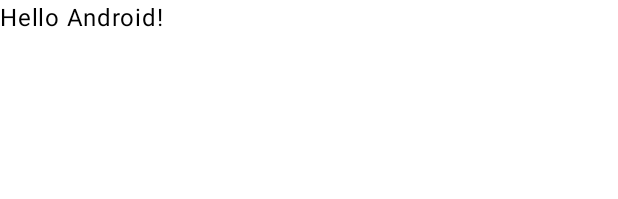
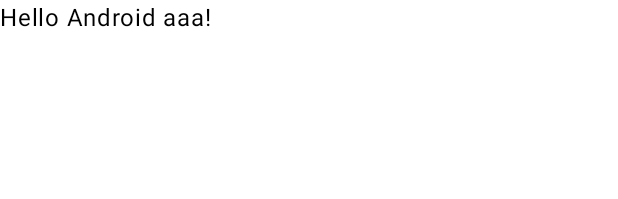
Before and after one commit to OMOCHInoHOSHI/example2_jet, an Android app built with Jetpack Compose: the @Preview function GreetingPreview, on a phone screen of 412 x 824 dp. Shown: the top 199 px of the screen. Run offline under Robolectric (Android 15) with nearby library versions, the phone set to English and light mode, and no system bars.

Commit message:
tex = "aaa"

```diff
--- a/app/src/main/java/com/example/example2_jet/MainActivity.kt
+++ b/app/src/main/java/com/example/example2_jet/MainActivity.kt
@@ -41,7 +41,9 @@ fun Greeting(name: String, modifier: Modifier = Modifier) {
 @Preview(showBackground = true)
 @Composable
 fun GreetingPreview() {
+    //こんにちは
+    var tex = "aaa"
     Example2_JetTheme {
-        Greeting("Android")
+        Greeting("Android $tex")
     }
 }
```
